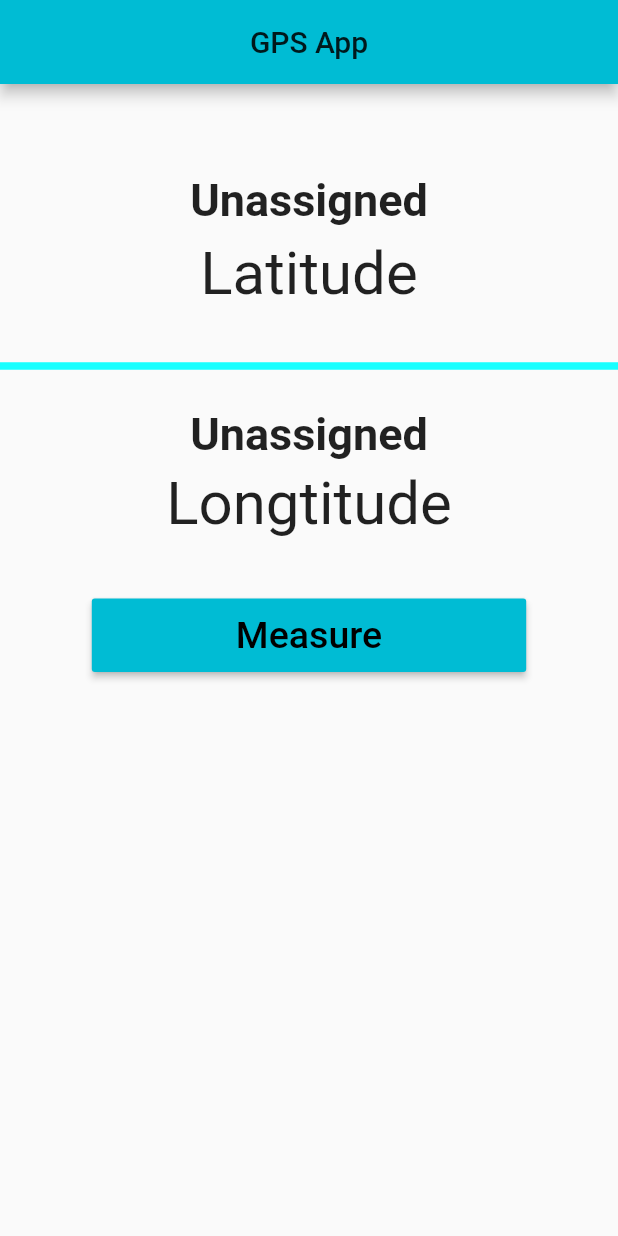
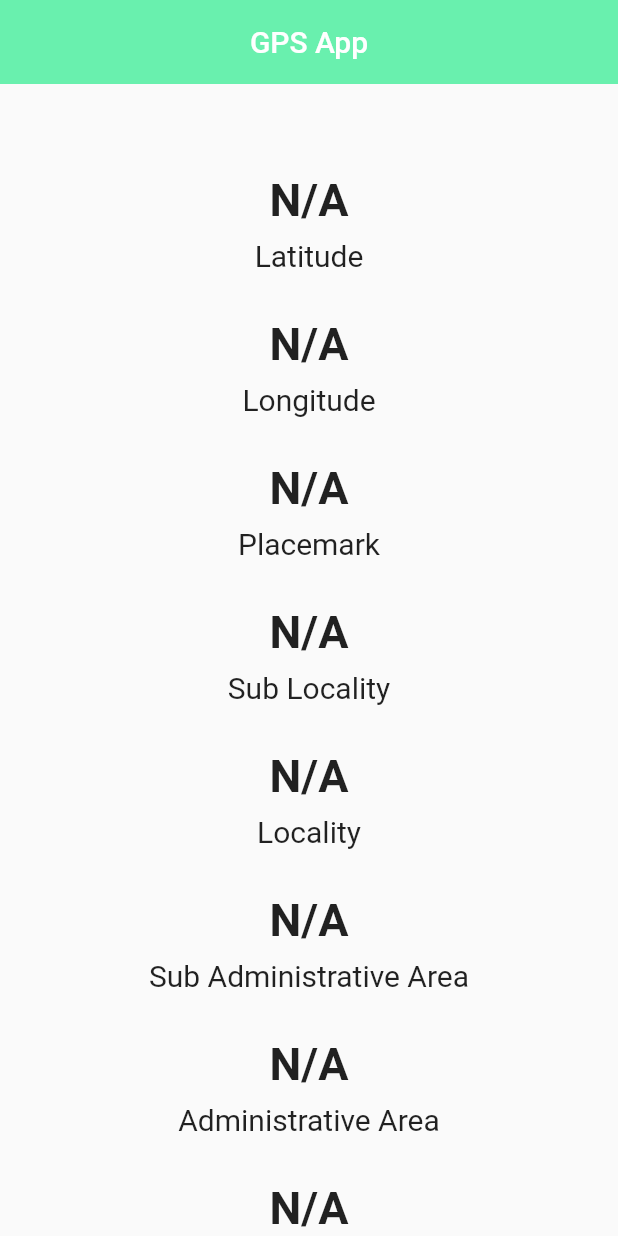
Before and after one commit to SanjulaHaz/GPS-App, a Flutter app: the screen it shows after launch, on a phone screen of 412 x 824 dp. Run offline on Flutter 3.47's test engine with Material 2 defaults, Android fonts, the phone set to English and light mode, and no system bars; our stand-ins replace geolocator.

Commit message:
Geocoding, New Theme, Readme Added

```diff
--- a/lib/main.dart
+++ b/lib/main.dart
@@ -1,5 +1,3 @@
-import 'dart:async';
-
 import 'package:flutter/material.dart';
 import 'package:geolocator/geolocator.dart';
 
@@ -8,17 +6,11 @@ void main() {
       MaterialApp(
         debugShowCheckedModeBanner: false,
           theme: ThemeData(
-            primaryColor: Colors.cyan,
-
-
-          ),
+            primaryColor: Colors.greenAccent,),
           home: Homepage()
-
-
       )
   );
 }
-
 
 class Homepage extends StatefulWidget {
   @override
@@ -26,35 +18,31 @@ class Homepage extends StatefulWidget {
 }
 
 class _HomepageState extends State<Homepage> {
-
-  Position position;
-  StreamSubscription<Position> positionStream;
-  String lat,long = '';
-
-
-
-
-
-  getLocation () async {
-    var geolocator = Geolocator();
-    var locationOptions = LocationOptions(accuracy: LocationAccuracy.high, distanceFilter: 1);
-
-    positionStream = geolocator.getPositionStream(locationOptions).listen(
-            (Position position) {
-          // print(position == null ? 'Unknown' : position.latitude.toString() + ', ' + position.longitude.toString());
+  var loc1,loc2,loc3,loc4,loc5,loc6;
+  String lat, long;
+  getLocation() async {
+    Position position = await Geolocator().getCurrentPosition(desiredAccuracy: LocationAccuracy.lowest);
     if(position != null){
       setState(() {
         lat = position.latitude.toString();
         long = position.longitude.toString();
       });
+      List<Placemark> placemark = await Geolocator().placemarkFromCoordinates(position.latitude, position.longitude);
+      setState(() {
+        loc1 = placemark[0].name;
+        loc2 = placemark[0].subLocality;
+        loc3 = placemark[0].locality;
+        loc4 = placemark[0].subAdministrativeArea;
+        loc5 = placemark[0].administrativeArea;
+        loc6 = placemark[0].country;
+      });
     }
     else{
       setState(() {
-              lat = 'Unassigned';
-              long = 'Unassigned';
+        lat = 'N/A';
+        long = 'N/A';
       });
     }
-        });
 
   }
 
@@ -62,46 +50,82 @@ class _HomepageState extends State<Homepage> {
   void initState() {
     // TODO: implement initState
     super.initState();
-    lat='Unassigned';
-    long='Unassigned';
+    lat='N/A';
+    long='N/A';
+    loc1='N/A';
+    loc2='N/A';
+    loc3='N/A';
+    loc4='N/A';
+    loc5='N/A';
+    loc6='N/A';
   }
 
   @override
   Widget build(BuildContext context) {
     return Scaffold(
       appBar: AppBar(
-        title: Text('GPS App'),
+        title: Text('GPS App',style: TextStyle(color: Colors.white),),
         centerTitle: true,
-
+        elevation: 0,
       ),
 
       body: Container(
         child: Center(
+          child: SingleChildScrollView(
             child: Column(
               children: <Widget>[
                 SizedBox(height: 60),
-              Text(lat,style: TextStyle(fontWeight: FontWeight.bold,fontSize: 30),),
+                Text(lat,style: TextStyle(fontWeight: FontWeight.bold,fontSize: 30),textAlign: TextAlign.center),
                 Padding(
                   padding: const EdgeInsets.fromLTRB(0, 8, 0, 30),
-                child: Text("Latitude",style: TextStyle(fontSize: 40),),
+                  child: Text("Latitude",style: TextStyle(fontSize: 20),),
                 ),
-              Divider(thickness: 5,color: Colors.cyanAccent,),
+                Text(long,style: TextStyle(fontWeight: FontWeight.bold,fontSize: 30),textAlign: TextAlign.center),
                 Padding(
-                padding: const EdgeInsets.fromLTRB(0, 20, 0, 5),
-                child: Text(long,style: TextStyle(fontWeight: FontWeight.bold,fontSize: 30),),
+                  padding: const EdgeInsets.fromLTRB(0, 8, 0, 30),
+                  child: Text("Longitude",style: TextStyle(fontSize: 20),),
                 ),
-              Text("Longtitude",style: TextStyle(fontSize: 40),),
+                Text(loc1,style: TextStyle(fontWeight: FontWeight.bold,fontSize: 30),textAlign: TextAlign.center,),
+                Padding(
+                  padding: const EdgeInsets.fromLTRB(0, 8, 0, 30),
+                  child: Text("Placemark",style: TextStyle(fontSize: 20),),
+                ),
+                Text(loc2,style: TextStyle(fontWeight: FontWeight.bold,fontSize: 30),textAlign: TextAlign.center),
+                Padding(
+                  padding: const EdgeInsets.fromLTRB(0, 8, 0, 30),
+                  child: Text("Sub Locality",style: TextStyle(fontSize: 20),),
+                ),
+                Text(loc3,style: TextStyle(fontWeight: FontWeight.bold,fontSize: 30),textAlign: TextAlign.center),
+                Padding(
+                  padding: const EdgeInsets.fromLTRB(0, 8, 0, 30),
+                  child: Text("Locality",style: TextStyle(fontSize: 20),),
+                ),
+                Text(loc4,style: TextStyle(fontWeight: FontWeight.bold,fontSize: 30),textAlign: TextAlign.center),
+                Padding(
+                  padding: const EdgeInsets.fromLTRB(0, 8, 0, 30),
+                  child: Text("Sub Administrative Area",style: TextStyle(fontSize: 20),),
+                ),
+                Text(loc5,style: TextStyle(fontWeight: FontWeight.bold,fontSize: 30),textAlign: TextAlign.center),
+                Padding(
+                  padding: const EdgeInsets.fromLTRB(0, 8, 0, 30),
+                  child: Text("Administrative Area",style: TextStyle(fontSize: 20),),
+                ),
+                Text(loc6,style: TextStyle(fontWeight: FontWeight.bold,fontSize: 30),textAlign: TextAlign.center),
+                Padding(
+                  padding: const EdgeInsets.fromLTRB(0, 8, 0, 30),
+                  child: Text("Country",style: TextStyle(fontSize: 20),),
+                ),
                 Padding(
                   padding: const EdgeInsets.all(40),
                   child: RaisedButton(
                     onPressed: getLocation,
-                  child: Padding(
-                    padding: const EdgeInsets.fromLTRB(80, 10, 80, 10),
-                    child: Text('Measure',style: TextStyle(color: Colors.black,fontSize: 25)),
-                  )
-                  ,color: Theme.of(context).primaryColor,),
+                    child: Text('Measure',style: TextStyle(color: Colors.white,fontSize: 25)),
+                    color: Colors.green,
+                    splashColor: Colors.red,
+                  ),
                 )
               ],
+            ),
           ),
         ),
       ),
```
Also changed, not shown: pubspec.lock, 3 other files. Lines whose indentation alone changed are shown as unchanged.
